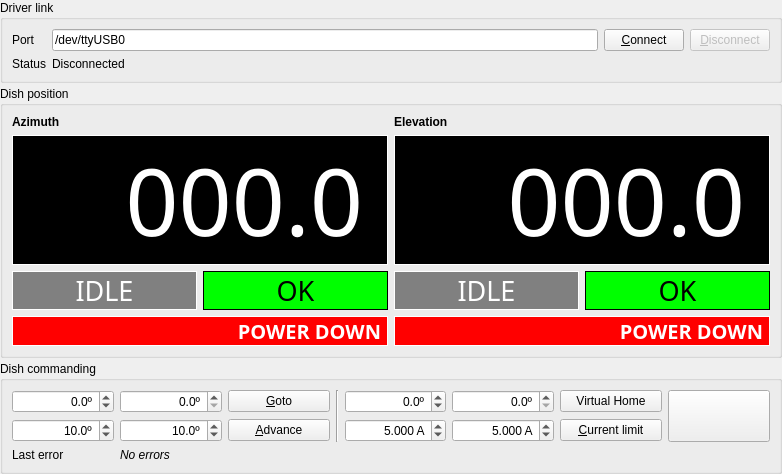
BatchDrake/DishUI, file DishUI.ui: the form before one commit.
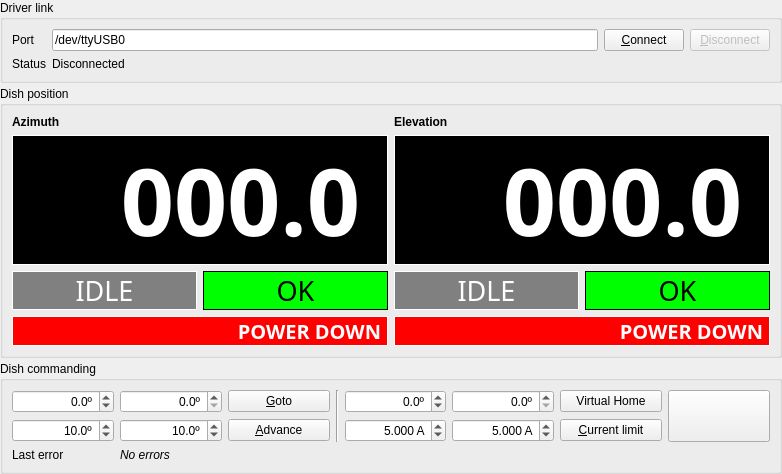
The form after the commit. Icons and pictures are not drawn.

What changed in the file:
```diff
--- a/DishUI.ui
+++ b/DishUI.ui
@@ -7,7 +7,7 @@
     <x>0</x>
     <y>0</y>
     <width>782</width>
-    <height>450</height>
+    <height>459</height>
    </rect>
   </property>
   <property name="sizePolicy">
@@ -108,8 +108,9 @@
        <widget class="QLabel" name="azLabel">
         <property name="font">
          <font>
-          <family>Barlow Black</family>
+          <family>Cascadia Mono PL</family>
           <pointsize>70</pointsize>
+          <bold>true</bold>
          </font>
         </property>
         <property name="styleSheet">
@@ -132,8 +133,9 @@
        <widget class="QLabel" name="elLabel">
         <property name="font">
          <font>
-          <family>Barlow Black</family>
+          <family>Cascadia Mono PL</family>
           <pointsize>70</pointsize>
+          <bold>true</bold>
          </font>
         </property>
         <property name="styleSheet">
```
Left out of the diff: 2 changed lines with no effect on the pictures.
